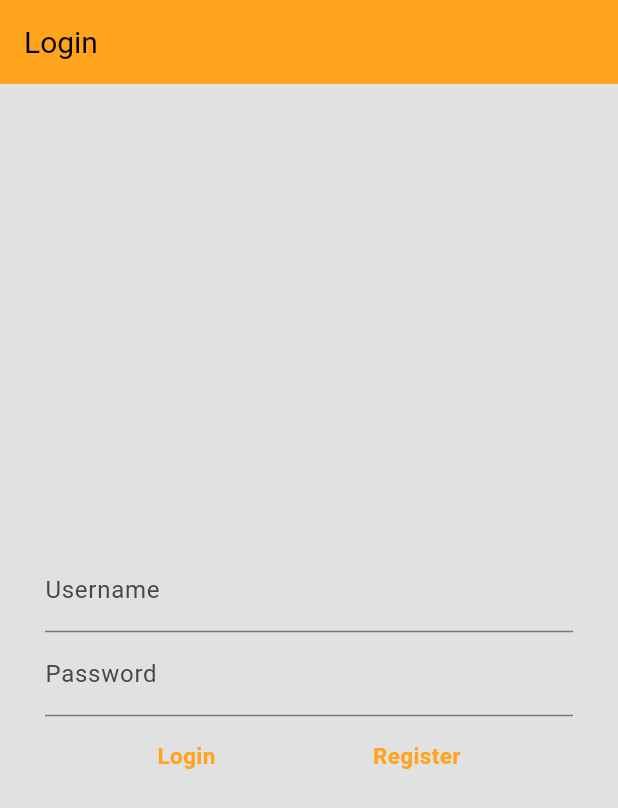
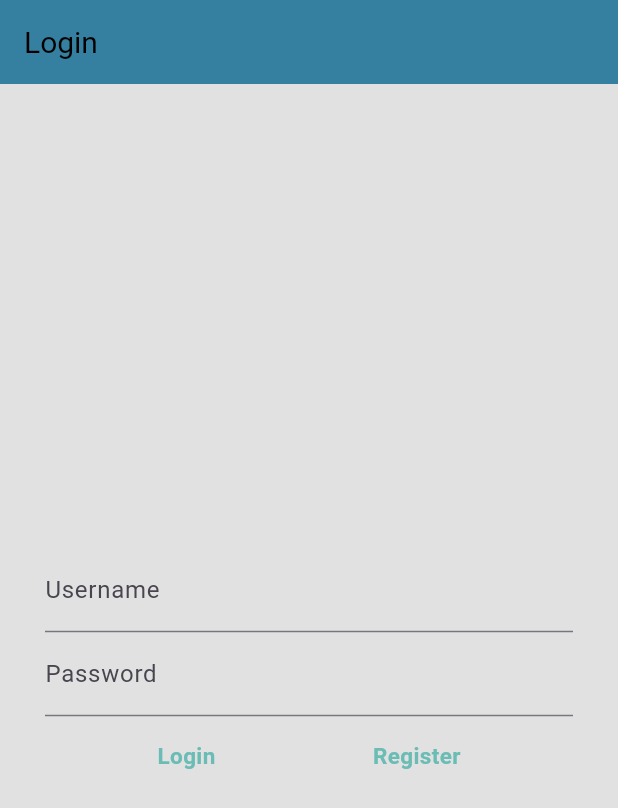
Before and after one commit to vijay0772/Battleship-game, a Flutter app: the screen it shows after launch, on a phone screen of 412 x 824 dp. Shown: the top 808 px of the screen. Run offline on Flutter 3.47's test engine with Material 3 defaults, Android fonts, the phone set to English and light mode, and no system bars.

Commit message:
Please Commit

```diff
--- a/lib/main.dart
+++ b/lib/main.dart
@@ -44,7 +44,7 @@ class _BattleshipPageState extends State<BattleshipPage> {
             color: Colors.black,
           ),
         ),
-        backgroundColor: const Color.fromARGB(255, 255, 164, 28),
+        backgroundColor: Color.fromARGB(255, 53, 128, 160),
       ),
       backgroundColor: Color.fromARGB(255, 225, 225, 225),
       body: Center(
@@ -111,7 +111,7 @@ class _BattleshipPageState extends State<BattleshipPage> {
                   child: const Text(
                     'Login',
                     style: TextStyle(
-                      color: Color.fromARGB(255, 255, 164, 28),
+                      color: Color.fromARGB(255, 106, 188, 181),
                       fontWeight: FontWeight.bold,
                       fontSize: 15,
                     ),
@@ -144,7 +144,7 @@ class _BattleshipPageState extends State<BattleshipPage> {
                   child: const Text(
                     'Register',
                     style: TextStyle(
-                      color: Color.fromARGB(255, 255, 164, 28),
+                      color: Color.fromARGB(255, 106, 188, 181),
                       fontWeight: FontWeight.bold,
                       fontSize: 15,
                     ),
```
